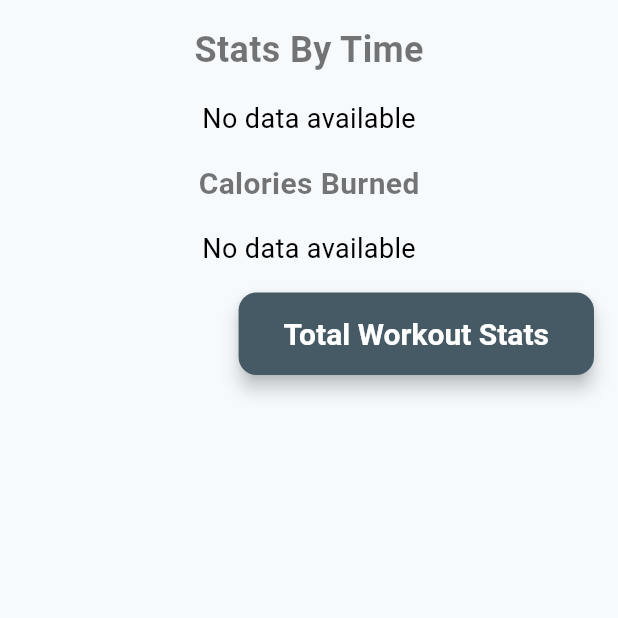
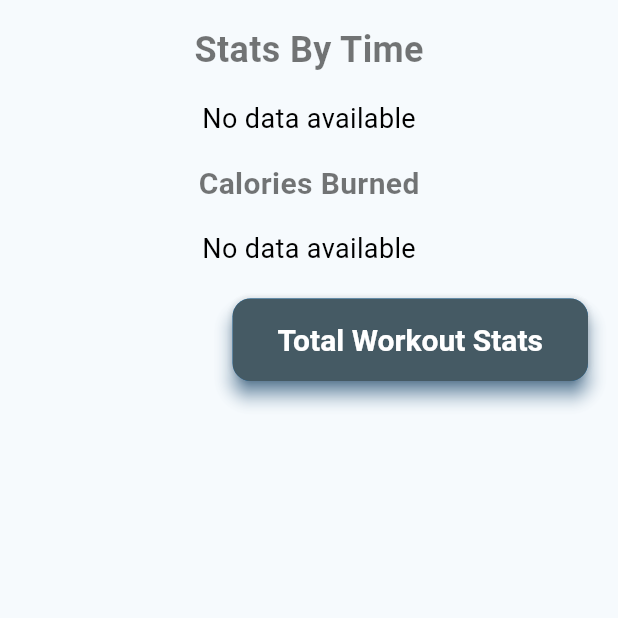
Before and after one commit to MasumBillah00/Fitness-Tracker, a Flutter app: the StatsPage screen opened directly, on a phone screen of 412 x 824 dp, the top half of it. Run offline on Flutter 3.47's test engine with Material 3 defaults, Android fonts, the phone set to English and light mode, and no system bars; our stand-ins replace bloc, equatable, fl_chart, flutter_bloc, sqflite; accounts and stored records are empty.

Commit message:
Stats UI

```diff
--- a/lib/view/stats/stats.dart
+++ b/lib/view/stats/stats.dart
@@ -13,8 +13,6 @@ class StatsPage extends StatelessWidget {
   @override
   Widget build(BuildContext context) {
     return Scaffold(
-
-     // appBar: AppBar(title: Text('Daile Stats'),),
       body: BlocBuilder<WorkoutBloc, WorkoutState>(
         builder: (context, state) {
           if (state is WorkoutsLoading) {
@@ -54,10 +52,14 @@ class StatsPage extends StatelessWidget {
                               },
                             ),
                           ),
+                          rightTitles: const AxisTitles(
+                            sideTitles: SideTitles(showTitles: false),
                           ),
-                        borderData: FlBorderData(show: false),
+                        ),
+                        borderData: FlBorderData(show: true),
+                        gridData: const FlGridData(show: true),
+                        maxY: _calculateMaxY(workoutData),  // Calculate maxY
                         barGroups: _createBarGroups(workoutData),
-                        gridData: const FlGridData(show: false),
                       ),
                     ),
                   ),
@@ -89,16 +91,24 @@ class StatsPage extends StatelessWidget {
                               },
                             ),
                           ),
+                          rightTitles: const AxisTitles(
+                            sideTitles: SideTitles(showTitles: false),
                           ),
-                        borderData: FlBorderData(show: false),
+                        ),
+                        borderData: FlBorderData(show: true),
+                        gridData: const FlGridData(show: true),
+                        maxY: _calculateMaxY(caloriesByTypeToday),  // Calculate maxY
                         barGroups: _createBarGroups(caloriesByTypeToday),
-                        gridData: const FlGridData(show: false),
                       ),
                     ),
                   ),
                   const SizedBox(height: 16.0),
                   Align(
                     alignment: Alignment.centerRight,
+                    child: Card(
+                      elevation: 5,
+                      color: Colors.blue,
+                      shadowColor: Colors.blue,
                       child: ElevatedButton(
                         onPressed: () {
                           Navigator.of(context).push(
@@ -111,6 +121,7 @@ class StatsPage extends StatelessWidget {
                           );
                         },
                         child: const Text('Total Workout Stats'),
+                      ),
                     ),
                   ),
                 ],
@@ -177,4 +188,12 @@ class StatsPage extends StatelessWidget {
       );
     }).toList();
   }
+
+  // Calculate maxY with a 10% buffer
+  double _calculateMaxY(Map<String, int> workoutData) {
+    final maxValue = workoutData.values.isNotEmpty
+        ? workoutData.values.reduce((a, b) => a > b ? a : b)
+        : 0;
+    return maxValue + (maxValue * 0.1);  // Add a 10% buffer
   }
+}
```
Also changed, not shown: lib/view/stats/total_workout_stats.dart (+10 -4 lines). Lines whose indentation alone changed are shown as unchanged.
